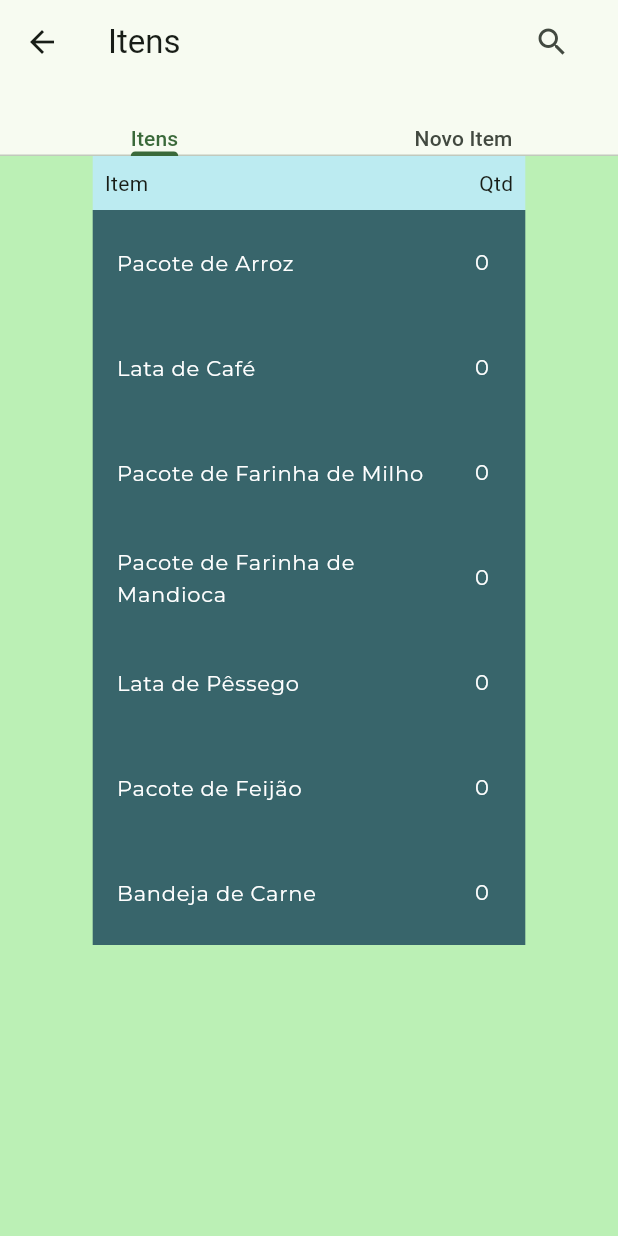
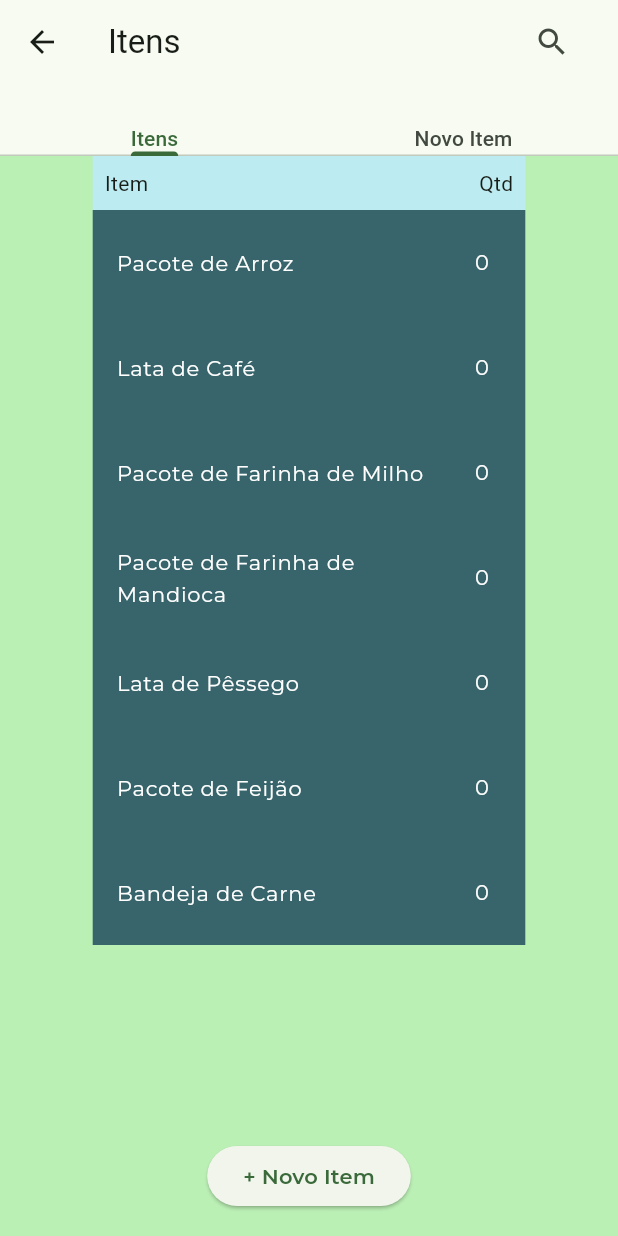
Before and after one commit to elc1090/project3-2024a-renan-e-thales, a Flutter app: the HomePage screen opened directly, on a phone screen of 412 x 824 dp. Run offline on Flutter 3.47's test engine with Material 3 defaults, Android fonts, the light colour scheme and no system bars; our stand-ins replace google_fonts, mobx; generated files the repository leaves out were written again.

Commit message:
progress: continue insert item screen development

```diff
--- a/flutter_front/analysis_options.yaml
+++ b/flutter_front/analysis_options.yaml
@@ -10,6 +10,7 @@
 analyzer:
   errors:
     constant_identifier_names: ignore
+    must_be_immutable: ignore
 include: package:flutter_lints/flutter.yaml
 
 linter:
--- /dev/null
+++ b/flutter_front/lib/core/custom_widgets/custom_text.dart
@@ -0,0 +1,20 @@
+import 'package:flutter/material.dart';
+import 'package:google_fonts/google_fonts.dart';
+
+class CustomText extends StatelessWidget {
+  CustomText(this.text, {this.size, super.key});
+
+  String text;
+  double? size;
+
+  @override
+  Widget build(BuildContext context) {
+    return Text(
+      text,
+      style: GoogleFonts.montserrat(
+        fontWeight: FontWeight.w600,
+        fontSize: size ?? 20,
+      ),
+    );
+  }
+}
--- a/flutter_front/lib/modules/home/home_page.dart
+++ b/flutter_front/lib/modules/home/home_page.dart
@@ -1,9 +1,11 @@
 import 'package:flutter/material.dart';
 import 'package:flutter/services.dart';
 import 'package:flutter/widgets.dart';
+import 'package:flutter_front/core/custom_widgets/custom_text.dart';
 import 'package:flutter_front/modules/home/home_controller.dart';
 import 'package:google_fonts/google_fonts.dart';
 import '../../core/globals.dart' as globals;
+import 'package:intl/intl.dart';
 
 class HomePage extends StatefulWidget {
   const HomePage({super.key});
@@ -13,10 +15,12 @@ class HomePage extends StatefulWidget {
 }
 
 class _HomePageState extends State<HomePage> with SingleTickerProviderStateMixin {
+  DateFormat format = DateFormat("dd-MM-yyyy");
   HomeController controller = HomeController();
-  TextEditingController _nomeTextController = TextEditingController();
-  TextEditingController _descTextController = TextEditingController();
-  TextEditingController _qtdTextController = TextEditingController(text: "0");
+  final TextEditingController _nomeTextController = TextEditingController();
+  final TextEditingController _descTextController = TextEditingController();
+  final TextEditingController _qtdTextController = TextEditingController(text: "0");
+  final TextEditingController _validadeTextController = TextEditingController();
   late TabController _tabsController;
 
   bool _isSearchOpen = false;
@@ -108,15 +112,32 @@ class _HomePageState extends State<HomePage> with SingleTickerProviderStateMixin
                             ),
                           ),
                         ),
+                  Padding(
+                    padding: const EdgeInsets.all(16),
+                    child: ElevatedButton(
+                      onPressed: () {
+                        _tabsController.animateTo(1);
+                      },
+                      child: CustomText(
+                        "+ Novo Item",
+                        size: 14,
+                      ),
+                    ),
+                  )
                 ],
               ),
             ),
           ),
           Center(
+            child: Container(
+              padding: EdgeInsets.symmetric(horizontal: MediaQuery.of(context).size.width * 0.25 - 100),
               child: Column(
                 mainAxisAlignment: MainAxisAlignment.start,
                 children: [
-                const Text("Adicionar Novo Item"),
+                  Padding(
+                    padding: const EdgeInsets.symmetric(vertical: 16),
+                    child: CustomText("Adicionar Novo Item"),
+                  ),
                   TextFormField(
                     controller: _nomeTextController,
                     decoration: InputDecoration(
@@ -195,11 +216,57 @@ class _HomePageState extends State<HomePage> with SingleTickerProviderStateMixin
                           child: const Text("+10")),
                     ],
                   ),
+                  const SizedBox(height: 16),
+                  Row(
+                    children: [
+                      Expanded(
+                        flex: 1,
+                        child: TextFormField(
+                          keyboardType: TextInputType.number,
+                          inputFormatters: <TextInputFormatter>[FilteringTextInputFormatter.digitsOnly],
+                          controller: _validadeTextController,
+                          decoration: InputDecoration(
+                            labelText: "data de validade",
+                            border: OutlineInputBorder(
+                              borderRadius: BorderRadius.circular(5),
+                            ),
+                            enabledBorder: OutlineInputBorder(
+                              borderSide: BorderSide(color: Theme.of(context).colorScheme.primary),
+                            ),
+                            focusedBorder: OutlineInputBorder(
+                              borderRadius: BorderRadius.circular(5),
+                              borderSide: BorderSide(color: Theme.of(context).colorScheme.tertiary, width: 2),
+                            ),
+                          ),
+                        ),
+                      ),
+                      IconButton(onPressed: () => _openDatePicker(), icon: Icon(Icons.date_range_outlined))
                     ],
+                  ),
+                  const SizedBox(height: 16),
+                  Center(
+                    child: ElevatedButton(
+                      onPressed: () {},
+                      child: Text("Adicionar"),
+                    ),
+                  )
+                ],
+              ),
             ),
           ),
         ],
       ),
     );
   }
+
+  _openDatePicker() async {
+    final date = await showDatePicker(
+      context: context,
+      firstDate: DateTime(1970),
+      lastDate: DateTime(3000),
+    );
+    if (date != null) {
+      _validadeTextController.text = "${date.day}/${date.month.toString().padLeft(2, '0')}/${date.year}";
     }
+  }
+}
--- a/flutter_front/pubspec.yaml
+++ b/flutter_front/pubspec.yaml
@@ -18,6 +18,7 @@ dependencies:
   mobx_codegen: ^2.0.7+3
   build_runner: ^2.3.2
   uuid: ^3.0.5
+  intl: ^0.19.0
 
 dev_dependencies:
   flutter_test:
```
Also changed, not shown: flutter_front/pubspec.lock. Lines whose indentation alone changed are shown as unchanged.
